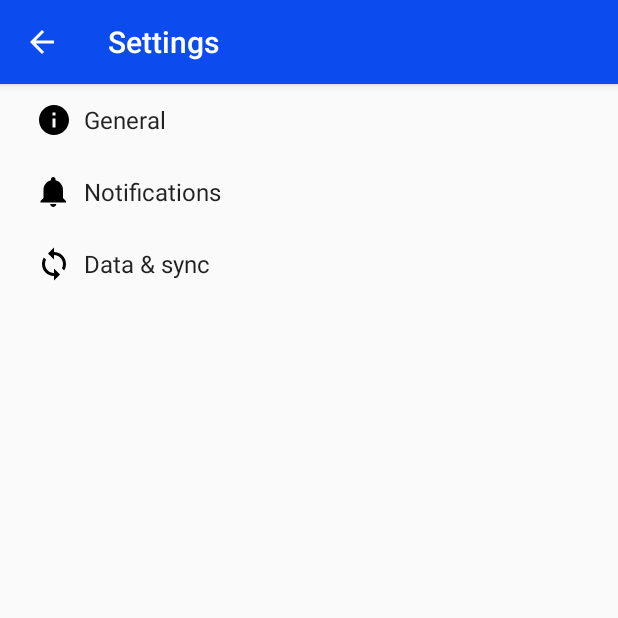
After one commit to bohdansushchak/SuggestMe, an Android app: the SettingsActivity screen opened directly, with no data from a screen before it, on a phone screen of 412 x 824 dp, the top half of it. The commit adds this screen. Run offline under Robolectric (Android 15) with nearby library versions, the phone set to English and light mode, and no system bars.

Commit message:
Implemented settings activity

```diff
--- a/app/build.gradle
+++ b/app/build.gradle
@@ -65,4 +65,5 @@
 
 
 
+
 apply plugin: 'com.google.gms.google-services'
--- /dev/null
+++ b/app/src/main/java/bohdan/hushcha/sushchak/suggestme/activities/AppCompatPreferenceActivity.java
@@ -0,0 +1,109 @@
+package bohdan.hushcha.sushchak.suggestme.activities;
+
+import android.content.res.Configuration;
+import android.os.Bundle;
+import android.preference.PreferenceActivity;
+import android.support.annotation.LayoutRes;
+import android.support.annotation.Nullable;
+import android.support.v7.app.ActionBar;
+import android.support.v7.app.AppCompatDelegate;
+import android.support.v7.widget.Toolbar;
+import android.view.MenuInflater;
+import android.view.View;
+import android.view.ViewGroup;
+
+/**
+ * A {@link android.preference.PreferenceActivity} which implements and proxies the necessary calls
+ * to be used with AppCompat.
+ */
+public abstract class AppCompatPreferenceActivity extends PreferenceActivity {
+
+    private AppCompatDelegate mDelegate;
+
+    @Override
+    protected void onCreate(Bundle savedInstanceState) {
+        getDelegate().installViewFactory();
+        getDelegate().onCreate(savedInstanceState);
+        super.onCreate(savedInstanceState);
+    }
+
+    @Override
+    protected void onPostCreate(Bundle savedInstanceState) {
+        super.onPostCreate(savedInstanceState);
+        getDelegate().onPostCreate(savedInstanceState);
+    }
+
+    public ActionBar getSupportActionBar() {
+        return getDelegate().getSupportActionBar();
+    }
+
+    public void setSupportActionBar(@Nullable Toolbar toolbar) {
+        getDelegate().setSupportActionBar(toolbar);
+    }
+
+    @Override
+    public MenuInflater getMenuInflater() {
+        return getDelegate().getMenuInflater();
+    }
+
+    @Override
+    public void setContentView(@LayoutRes int layoutResID) {
+        getDelegate().setContentView(layoutResID);
+    }
+
+    @Override
+    public void setContentView(View view) {
+        getDelegate().setContentView(view);
+    }
+
+    @Override
+    public void setContentView(View view, ViewGroup.LayoutParams params) {
+        getDelegate().setContentView(view, params);
+    }
+
+    @Override
+    public void addContentView(View view, ViewGroup.LayoutParams params) {
+        getDelegate().addContentView(view, params);
+    }
+
+    @Override
+    protected void onPostResume() {
+        super.onPostResume();
+        getDelegate().onPostResume();
+    }
+
+    @Override
+    protected void onTitleChanged(CharSequence title, int color) {
+        super.onTitleChanged(title, color);
+        getDelegate().setTitle(title);
+    }
+
+    @Override
+    public void onConfigurationChanged(Configuration newConfig) {
+        super.onConfigurationChanged(newConfig);
+        getDelegate().onConfigurationChanged(newConfig);
+    }
+
+    @Override
+    protected void onStop() {
+        super.onStop();
+        getDelegate().onStop();
+    }
+
+    @Override
+    protected void onDestroy() {
+        super.onDestroy();
+        getDelegate().onDestroy();
+    }
+
+    public void invalidateOptionsMenu() {
+        getDelegate().invalidateOptionsMenu();
+    }
+
+    private AppCompatDelegate getDelegate() {
+        if (mDelegate == null) {
+            mDelegate = AppCompatDelegate.create(this, null);
+        }
+        return mDelegate;
+    }
+}
--- /dev/null
+++ b/app/src/main/res/drawable/ic_info_black_24dp.xml
@@ -0,0 +1,9 @@
+<vector xmlns:android="http://schemas.android.com/apk/res/android"
+        android:width="24dp"
+        android:height="24dp"
+        android:viewportHeight="24.0"
+        android:viewportWidth="24.0">
+    <path
+        android:fillColor="#FF000000"
+        android:pathData="M12,2C6.48,2 2,6.48 2,12s4.48,10 10,10 10,-4.48 10,-10S17.52,2 12,2zm1,15h-2v-6h2v6zm0,-8h-2V7h2v2z"/>
+</vector>
--- /dev/null
+++ b/app/src/main/res/drawable/ic_notifications_black_24dp.xml
@@ -0,0 +1,9 @@
+<vector xmlns:android="http://schemas.android.com/apk/res/android"
+        android:width="24dp"
+        android:height="24dp"
+        android:viewportHeight="24.0"
+        android:viewportWidth="24.0">
+    <path
+        android:fillColor="#FF000000"
+        android:pathData="M11.5,22c1.1,0 2,-0.9 2,-2h-4c0,1.1 0.9,2 2,2zm6.5,-6v-5.5c0,-3.07 -2.13,-5.64 -5,-6.32V3.5c0,-0.83 -0.67,-1.5 -1.5,-1.5S10,2.67 10,3.5v0.68c-2.87,0.68 -5,3.25 -5,6.32V16l-2,2v1h17v-1l-2,-2z"/>
+</vector>
--- /dev/null
+++ b/app/src/main/res/drawable/ic_sync_black_24dp.xml
@@ -0,0 +1,9 @@
+<vector xmlns:android="http://schemas.android.com/apk/res/android"
+        android:width="24dp"
+        android:height="24dp"
+        android:viewportHeight="24.0"
+        android:viewportWidth="24.0">
+    <path
+        android:fillColor="#FF000000"
+        android:pathData="M12 4V1L8 5l4 4V6c3.31 0 6 2.69 6 6 0 1.01,-.25 1.97,-.7 2.8l1.46 1.46C19.54 15.03 20 13.57 20 12c0,-4.42,-3.58,-8,-8,-8zm0 14c-3.31 0,-6,-2.69,-6,-6 0,-1.01.25,-1.97.7,-2.8L5.24 7.74C4.46 8.97 4 10.43 4 12c0 4.42 3.58 8 8 8v3l4,-4,-4,-4v3z"/>
+</vector>
--- a/app/src/main/res/layout/fragment_weather_week.xml
+++ b/app/src/main/res/layout/fragment_weather_week.xml
@@ -2,7 +2,7 @@
              xmlns:tools="http://schemas.android.com/tools"
              android:layout_width="match_parent"
              android:layout_height="match_parent"
-             tools:context="bohdan.hushcha.sushchak.suggestme.fragments.WeatherWeekFragment">
+             tools:context="bohdan.hushcha.sushchak.suggestme.fragments.WeatherDailyFragment">
 
     <!-- TODO: Update blank fragment layout -->
     <TextView
--- a/app/src/main/res/values/strings.xml
+++ b/app/src/main/res/values/strings.xml
@@ -60,6 +60,79 @@
 
     <!-- TODO: Remove or change this placeholder text -->
     <string name="hello_blank_fragment">Hello blank fragment</string>
+    <string name="title_activity_settings">Settings</string>
+
+    <!-- Strings related to Settings -->
+
+    <!-- Example General settings -->
+    <string name="pref_header_general">General</string>
+
+    <string name="pref_title_social_recommendations">Enable social recommendations</string>
+    <string name="pref_description_social_recommendations">Recommendations for people to contact
+        based on your message history
+    </string>
+
+    <string name="pref_title_display_name">Display name</string>
+    <string name="pref_default_display_name">John Smith</string>
+
+    <string name="pref_title_add_friends_to_messages">Add friends to messages</string>
+    <string-array name="pref_example_list_titles">
+        <item>Always</item>
+        <item>When possible</item>
+        <item>Never</item>
+    </string-array>
+    <string-array name="pref_example_list_values">
+        <item>1</item>
+        <item>0</item>
+        <item>-1</item>
+    </string-array>
+
+    <!-- Example settings for Data & Sync -->
+    <string name="pref_header_data_sync">Data &amp; sync</string>
+
+    <string name="pref_title_sync_frequency">Sync frequency</string>
+    <string-array name="pref_sync_frequency_titles">
+        <item>15 minutes</item>
+        <item>30 minutes</item>
+        <item>1 hour</item>
+        <item>3 hours</item>
+        <item>6 hours</item>
+        <item>Never</item>
+    </string-array>
+    <string-array name="pref_sync_frequency_values">
+        <item>15</item>
+        <item>30</item>
+        <item>60</item>
+        <item>180</item>
+        <item>360</item>
+        <item>-1</item>
+    </string-array>
+
+    <string-array name="list_preference_entries">
+        <item>Entry 1</item>
+        <item>Entry 2</item>
+        <item>Entry 3</item>
+    </string-array>
+
+    <string-array name="list_preference_entry_values">
+        <item>1</item>
+        <item>2</item>
+        <item>3</item>
+    </string-array>
+
+    <string-array name="multi_select_list_preference_default_value"/>
+
+    <string name="pref_title_system_sync_settings">System sync settings</string>
+
+    <!-- Example settings for Notifications -->
+    <string name="pref_header_notifications">Notifications</string>
+
+    <string name="pref_title_new_message_notifications">New message notifications</string>
+
+    <string name="pref_title_ringtone">Ringtone</string>
+    <string name="pref_ringtone_silent">Silent</string>
+
+    <string name="pref_title_vibrate">Vibrate</string>
 
 
 </resources>
--- /dev/null
+++ b/app/src/main/res/xml/pref_data_sync.xml
@@ -0,0 +1,21 @@
+<PreferenceScreen xmlns:android="http://schemas.android.com/apk/res/android">
+
+    <!-- NOTE: Hide buttons to simplify the UI. Users can touch outside the dialog to
+         dismiss it. -->
+    <!-- NOTE: ListPreference's summary should be set to its value by the activity code. -->
+    <ListPreference
+        android:defaultValue="180"
+        android:entries="@array/pref_sync_frequency_titles"
+        android:entryValues="@array/pref_sync_frequency_values"
+        android:key="sync_frequency"
+        android:negativeButtonText="@null"
+        android:positiveButtonText="@null"
+        android:title="@string/pref_title_sync_frequency"/>
+
+    <!-- This preference simply launches an intent when selected. Use this UI sparingly, per
+         design guidelines. -->
+    <Preference android:title="@string/pref_title_system_sync_settings">
+        <intent android:action="android.settings.SYNC_SETTINGS"/>
+    </Preference>
+
+</PreferenceScreen>
--- /dev/null
+++ b/app/src/main/res/xml/pref_general.xml
@@ -0,0 +1,33 @@
+<PreferenceScreen xmlns:android="http://schemas.android.com/apk/res/android">
+
+    <SwitchPreference
+        android:defaultValue="true"
+        android:key="example_switch"
+        android:summary="@string/pref_description_social_recommendations"
+        android:title="@string/pref_title_social_recommendations"/>
+
+    <!-- NOTE: EditTextPreference accepts EditText attributes. -->
+    <!-- NOTE: EditTextPreference's summary should be set to its value by the activity code. -->
+    <EditTextPreference
+        android:capitalize="words"
+        android:defaultValue="@string/pref_default_display_name"
+        android:inputType="textCapWords"
+        android:key="example_text"
+        android:maxLines="1"
+        android:selectAllOnFocus="true"
+        android:singleLine="true"
+        android:title="@string/pref_title_display_name"/>
+
+    <!-- NOTE: Hide buttons to simplify the UI. Users can touch outside the dialog to
+         dismiss it. -->
+    <!-- NOTE: ListPreference's summary should be set to its value by the activity code. -->
+    <ListPreference
+        android:defaultValue="-1"
+        android:entries="@array/pref_example_list_titles"
+        android:entryValues="@array/pref_example_list_values"
+        android:key="example_list"
+        android:negativeButtonText="@null"
+        android:positiveButtonText="@null"
+        android:title="@string/pref_title_add_friends_to_messages"/>
+
+</PreferenceScreen>
--- /dev/null
+++ b/app/src/main/res/xml/pref_headers.xml
@@ -0,0 +1,20 @@
+<preference-headers xmlns:android="http://schemas.android.com/apk/res/android">
+
+    <!-- These settings headers are only used on tablets. -->
+
+    <header
+        android:fragment="bohdan.hushcha.sushchak.suggestme.activities.SettingsActivity$GeneralPreferenceFragment"
+        android:icon="@drawable/ic_info_black_24dp"
+        android:title="@string/pref_header_general"/>
+
+    <header
+        android:fragment="bohdan.hushcha.sushchak.suggestme.activities.SettingsActivity$NotificationPreferenceFragment"
+        android:icon="@drawable/ic_notifications_black_24dp"
+        android:title="@string/pref_header_notifications"/>
+
+    <header
+        android:fragment="bohdan.hushcha.sushchak.suggestme.activities.SettingsActivity$DataSyncPreferenceFragment"
+        android:icon="@drawable/ic_sync_black_24dp"
+        android:title="@string/pref_header_data_sync"/>
+
+</preference-headers>
--- /dev/null
+++ b/app/src/main/res/xml/pref_notification.xml
@@ -0,0 +1,27 @@
+<PreferenceScreen xmlns:android="http://schemas.android.com/apk/res/android">
+
+    <!-- A 'parent' preference, which enables/disables child preferences (below)
+         when checked/unchecked. -->
+    <SwitchPreference
+        android:defaultValue="true"
+        android:key="notifications_new_message"
+        android:title="@string/pref_title_new_message_notifications"/>
+
+    <!-- Allows the user to choose a ringtone in the 'notification' category. -->
+    <!-- NOTE: This preference will be enabled only when the checkbox above is checked. -->
+    <!-- NOTE: RingtonePreference's summary should be set to its value by the activity code. -->
+    <RingtonePreference
+        android:defaultValue="content://settings/system/notification_sound"
+        android:dependency="notifications_new_message"
+        android:key="notifications_new_message_ringtone"
+        android:ringtoneType="notification"
+        android:title="@string/pref_title_ringtone"/>
+
+    <!-- NOTE: This preference will be enabled only when the checkbox above is checked. -->
+    <SwitchPreference
+        android:defaultValue="true"
+        android:dependency="notifications_new_message"
+        android:key="notifications_new_message_vibrate"
+        android:title="@string/pref_title_vibrate"/>
+
+</PreferenceScreen>
```
Also changed, not shown: app/src/main/AndroidManifest.xml (+6 -2 lines), app/src/main/java/bohdan/hushcha/sushchak/suggestme/activities/MainActivity.java (+23 -22 lines), app/src/main/java/bohdan/hushcha/sushchak/suggestme/activities/SettingsActivity.java (added, +256 -0 lines), app/src/main/java/bohdan/hushcha/sushchak/suggestme/fragments/WeatherDailyFragment.java (renamed from app/src/main/java/bohdan/hushcha/sushchak/suggestme/fragments/WeatherWeekFragment.java, +5 -5 lines), app/src/main/java/bohdan/hushcha/sushchak/suggestme/fragments/WeatherDayFragment.java (+4 -3 lines), app/src/main/res/drawable/ic_settings.xml (added, +9 -0 lines), app/src/main/res/layout/activity_main.xml (+18 -4 lines).
